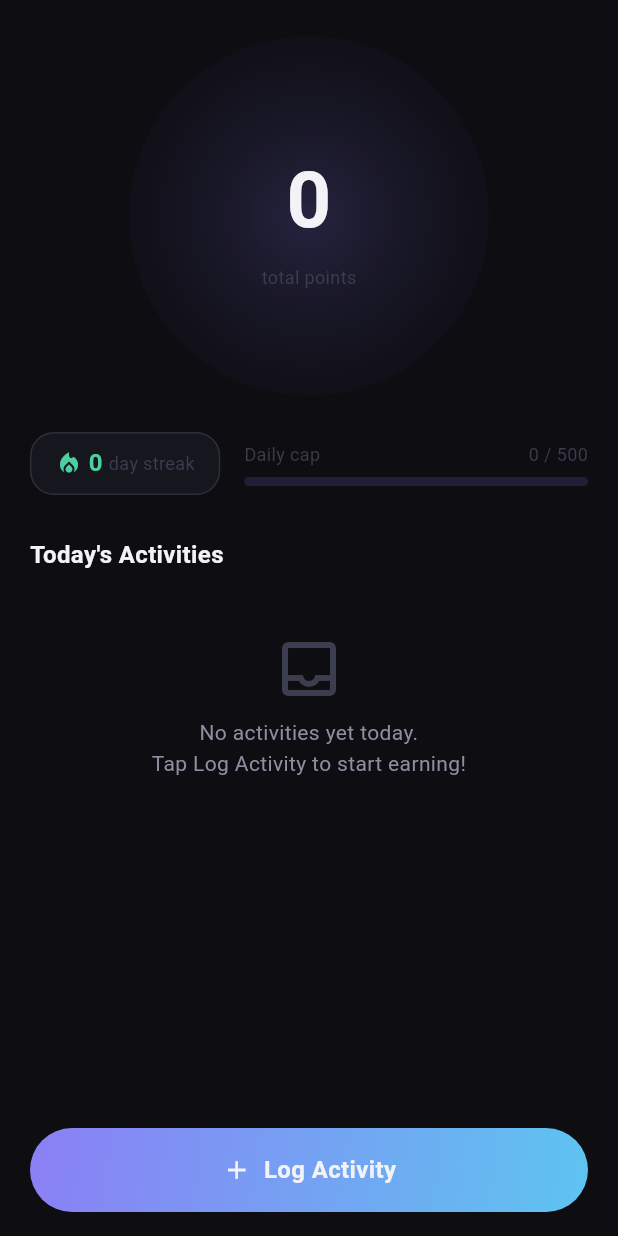
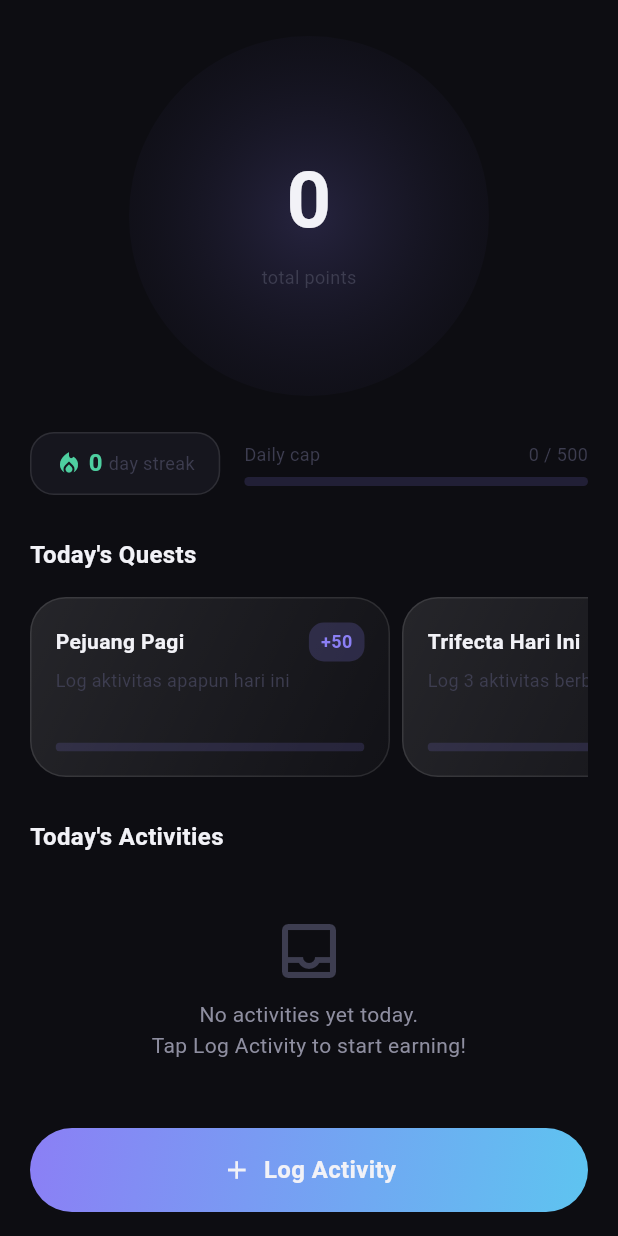
Before and after one commit to Reinvy/flutter-earnjoy, a Flutter app: the HomeScreen screen opened directly, on a phone screen of 412 x 824 dp. Run offline on Flutter 3.47's test engine with Material 3 defaults, Android fonts, the phone set to English and light mode, and no system bars; our stand-ins replace objectbox, share_plus; accounts and stored records are empty; generated files the repository leaves out were written again.

Commit message:
feat: Implement quest system with ObjectBox persistence, data models, providers, and UI components.

```diff
--- a/lib/data/models/quest.dart
+++ b/lib/data/models/quest.dart
@@ -7,44 +7,63 @@ class Quest {
 
   String title;
   String description;
-  int targetCount;
-  int currentCount;
-  double bonusPoints;
-  bool isCompleted;
+  String type; // 'daily' | 'weekly' | 'epic' | 'flash' | 'milestone'
+  String conditionType; // 'log_count' | 'point_target' | 'category_combo' | 'streak'
+  String conditionJson; // serialized condition params
+  int bonusPoints;
+  String? rewardBadgeId;
 
   @Property(type: PropertyType.date)
-  DateTime date;
+  DateTime expiresAt;
+
+  @Property(type: PropertyType.date)
+  DateTime createdAt;
+
+  bool isCompleted;
+  double progress; // 0.0 - 1.0
 
   Quest({
     this.id = 0,
     required this.title,
     required this.description,
-    required this.targetCount,
-    this.currentCount = 0,
+    required this.type,
+    required this.conditionType,
+    this.conditionJson = '{}',
     required this.bonusPoints,
+    this.rewardBadgeId,
+    required this.expiresAt,
+    required this.createdAt,
     this.isCompleted = false,
-    required this.date,
+    this.progress = 0.0,
   });
 
   Quest copyWith({
     int? id,
     String? title,
     String? description,
-    int? targetCount,
-    int? currentCount,
-    double? bonusPoints,
+    String? type,
+    String? conditionType,
+    String? conditionJson,
+    int? bonusPoints,
+    String? rewardBadgeId,
+    DateTime? expiresAt,
+    DateTime? createdAt,
     bool? isCompleted,
-    DateTime? date,
+    double? progress,
   }) {
     return Quest(
       id: id ?? this.id,
       title: title ?? this.title,
       description: description ?? this.description,
-      targetCount: targetCount ?? this.targetCount,
-      currentCount: currentCount ?? this.currentCount,
+      type: type ?? this.type,
+      conditionType: conditionType ?? this.conditionType,
+      conditionJson: conditionJson ?? this.conditionJson,
       bonusPoints: bonusPoints ?? this.bonusPoints,
+      rewardBadgeId: rewardBadgeId ?? this.rewardBadgeId,
+      expiresAt: expiresAt ?? this.expiresAt,
+      createdAt: createdAt ?? this.createdAt,
       isCompleted: isCompleted ?? this.isCompleted,
-      date: date ?? this.date,
+      progress: progress ?? this.progress,
     );
   }
 }
--- /dev/null
+++ b/lib/domain/usecases/quest_service.dart
@@ -0,0 +1,87 @@
+import 'dart:convert';
+import 'package:earnjoy/data/datasources/storage_service.dart';
+import 'package:earnjoy/data/models/activity.dart';
+import 'package:earnjoy/data/models/quest.dart';
+
+class QuestService {
+  final StorageService _storage;
+
+  QuestService(this._storage);
+
+  /// Get quests that are active today
+  List<Quest> getDailyQuests() {
+    final now = DateTime.now();
+    return _storage.getAllQuests().where((q) {
+      return q.type == 'daily' && q.expiresAt.isAfter(now) && !q.isCompleted;
+    }).toList();
+  }
+
+  /// Ensure there are active daily quests. If not, generate some.
+  void ensureDailyQuests() {
+    final activeDailies = getDailyQuests();
+    if (activeDailies.isNotEmpty) return;
+
+    // Generate new daily quests
+    final now = DateTime.now();
+    final endOfDay = DateTime(now.year, now.month, now.day, 23, 59, 59);
+
+    final quest1 = Quest(
+      title: 'Pejuang Pagi',
+      description: 'Log aktivitas apapun hari ini',
+      type: 'daily',
+      conditionType: 'log_count',
+      conditionJson: jsonEncode({'count': 1}),
+      bonusPoints: 50,
+      createdAt: now,
+      expiresAt: endOfDay,
+    );
+
+    final quest2 = Quest(
+      title: 'Trifecta Hari Ini',
+      description: 'Log 3 aktivitas berbeda hari ini',
+      type: 'daily',
+      conditionType: 'log_count',
+      conditionJson: jsonEncode({'count': 3}),
+      bonusPoints: 150,
+      createdAt: now,
+      expiresAt: endOfDay,
+    );
+
+    _storage.saveQuest(quest1);
+    _storage.saveQuest(quest2);
+  }
+
+  /// Evaluates an activity against all active quests
+  void evaluateActivity(Activity activity) {
+    final activeQuests = _storage.getAllQuests().where((q) {
+      return q.expiresAt.isAfter(DateTime.now()) && !q.isCompleted;
+    }).toList();
+
+    for (final quest in activeQuests) {
+      _evaluateQuestCondition(quest, activity);
+    }
+  }
+
+  void _evaluateQuestCondition(Quest quest, Activity activity) {
+    final condition = jsonDecode(quest.conditionJson) as Map<String, dynamic>;
+
+    if (quest.conditionType == 'log_count') {
+      final requiredCount = condition['count'] as int;
+
+      // Increment progress simply by 1 log for now. Advanced logic would count today's logs.
+      // Better to check today's actual logs if the rule is strict.
+      final logsToday = _storage.getTodayActivities().length;
+
+      double newProgress = logsToday / requiredCount;
+      if (newProgress > 1.0) newProgress = 1.0;
+
+      quest.progress = newProgress;
+
+      if (quest.progress >= 1.0) {
+        quest.isCompleted = true;
+      }
+      _storage.saveQuest(quest);
+    }
+    // More condition types: point_target, category_combo, streak can be added here
+  }
+}
--- /dev/null
+++ b/lib/presentation/providers/quest_provider.dart
@@ -0,0 +1,71 @@
+import 'package:flutter/foundation.dart';
+import 'package:earnjoy/data/models/activity.dart';
+import 'package:earnjoy/data/models/quest.dart';
+import 'package:earnjoy/data/models/transaction.dart';
+import 'package:earnjoy/domain/usecases/quest_service.dart';
+import 'package:earnjoy/data/datasources/storage_service.dart';
+import 'user_provider.dart';
+
+class QuestProvider extends ChangeNotifier {
+  final StorageService _storage;
+  late final QuestService _questService;
+  UserProvider? _userProvider;
+
+  List<Quest> _dailyQuests = [];
+
+  QuestProvider(this._storage) {
+    _questService = QuestService(_storage);
+    _questService.ensureDailyQuests();
+    loadQuests();
+  }
+
+  List<Quest> get dailyQuests => List.unmodifiable(_dailyQuests);
+
+  void setUserProvider(UserProvider userProvider) {
+    _userProvider = userProvider;
+  }
+
+  void loadQuests() {
+    _dailyQuests = _questService.getDailyQuests();
+    notifyListeners();
+  }
+
+  /// Called after an activity is successfully logged
+  void onActivityLogged(Activity activity) {
+    _questService.evaluateActivity(activity);
+
+    // Check if any quest was completed that wasn't before
+    // To do this properly, we refresh the quests and find any that are now completed
+    // Or we let QuestService handle completion processing. For MVP, we will directly check.
+
+    final allQuests = _storage.getAllQuests();
+    bool freshlyCompleted = false;
+    double totalBonus = 0;
+
+    for (final quest in allQuests) {
+      if (quest.type == 'daily' && quest.isCompleted && !quest.progress.isNaN) {
+        // If completed, check if we haven't rewarded yet.
+        // We'll mark progress as NaN or just rely on a new field `isRewarded`.
+        // To avoid schema migration again, we can just consume it by setting progress = 2.0 or deleting it.
+        // Let's do something simpler: check _dailyQuests which we loaded previously.
+        final wasInList = _dailyQuests.any((q) => q.id == quest.id);
+        if (wasInList) {
+          // It was active before, now it's completed
+          freshlyCompleted = true;
+          totalBonus += quest.bonusPoints;
+          // Delete or mark invisible so it doesn't get rewarded again
+          _storage.deleteQuest(quest.id);
+        }
+      }
+    }
+
+    if (freshlyCompleted && totalBonus > 0 && _userProvider != null) {
+      // Award points
+      _storage.saveTransaction(Transaction(type: TransactionType.earn, amount: totalBonus, label: 'Quest Completion Bonus'));
+      _userProvider!.updateAfterActivity(totalBonus);
+      // Let UI know we completed quests (maybe via callback or just state change)
+    }
+
+    loadQuests(); // Refresh
+  }
+}
--- a/lib/presentation/screens/home/home_screen.dart
+++ b/lib/presentation/screens/home/home_screen.dart
@@ -11,6 +11,7 @@ import 'package:earnjoy/presentation/providers/activity_provider.dart';
 import 'package:earnjoy/presentation/providers/user_provider.dart';
 import 'widgets/activity_card.dart';
 import 'widgets/quick_add_bottom_sheet.dart';
+import 'widgets/quest_carousel.dart';
 
 class HomeScreen extends StatelessWidget {
   const HomeScreen({super.key});
@@ -56,6 +57,9 @@ class HomeScreen extends StatelessWidget {
                       ),
                       const SizedBox(height: AppSpacing.md),
                     ],
+
+                    const QuestCarousel(),
+                    const SizedBox(height: AppSpacing.sectionGap),
 
                     const Text("Today's Activities", style: AppText.title),
                     const SizedBox(height: AppSpacing.sm),
--- /dev/null
+++ b/lib/presentation/screens/home/widgets/quest_carousel.dart
@@ -0,0 +1,97 @@
+import 'package:flutter/material.dart';
+import 'package:provider/provider.dart';
+import 'package:earnjoy/core/theme.dart';
+import 'package:earnjoy/presentation/providers/quest_provider.dart';
+
+class QuestCarousel extends StatelessWidget {
+  const QuestCarousel({super.key});
+
+  @override
+  Widget build(BuildContext context) {
+    final quests = context.watch<QuestProvider>().dailyQuests;
+
+    if (quests.isEmpty) {
+      return const SizedBox.shrink();
+    }
+
+    return Column(
+      crossAxisAlignment: CrossAxisAlignment.start,
+      children: [
+        const Text("Today's Quests", style: AppText.title),
+        const SizedBox(height: AppSpacing.md),
+        SizedBox(
+          height: 120,
+          child: ListView.separated(
+            scrollDirection: Axis.horizontal,
+            itemCount: quests.length,
+            separatorBuilder: (_, __) => const SizedBox(width: AppSpacing.sm),
+            itemBuilder: (context, index) {
+              final quest = quests[index];
+              return Container(
+                width: 240,
+                padding: const EdgeInsets.all(AppSpacing.md),
+                decoration: BoxDecoration(
+                  color: AppColors.surface,
+                  borderRadius: BorderRadius.circular(AppRadius.lg),
+                  border: Border.all(color: AppColors.glassBorder),
+                  gradient: AppGradients.glassOverlay,
+                ),
+                child: Column(
+                  crossAxisAlignment: CrossAxisAlignment.start,
+                  children: [
+                    Row(
+                      mainAxisAlignment: MainAxisAlignment.spaceBetween,
+                      children: [
+                        Expanded(
+                          child: Text(
+                            quest.title,
+                            style: AppText.title.copyWith(fontSize: 14),
+                            maxLines: 1,
+                            overflow: TextOverflow.ellipsis,
+                          ),
+                        ),
+                        Container(
+                          padding: const EdgeInsets.symmetric(horizontal: 8, vertical: 4),
+                          decoration: BoxDecoration(
+                            color: AppColors.primaryDim.withValues(alpha: 0.2),
+                            borderRadius: BorderRadius.circular(AppRadius.sm),
+                          ),
+                          child: Text('+${quest.bonusPoints}', style: AppText.caption.copyWith(color: AppColors.primary, fontWeight: FontWeight.bold)),
+                        )
+                      ],
+                    ),
+                    const SizedBox(height: 4),
+                    Text(
+                      quest.description,
+                      style: AppText.caption,
+                      maxLines: 2,
+                      overflow: TextOverflow.ellipsis,
+                    ),
+                    const Spacer(),
+                    ClipRRect(
+                      borderRadius: BorderRadius.circular(AppRadius.full),
+                      child: SizedBox(
+                        height: 6,
+                        child: Stack(
+                          children: [
+                            Container(color: AppColors.primaryDim),
+                            FractionallySizedBox(
+                              widthFactor: quest.progress.clamp(0.0, 1.0),
+                              child: Container(
+                                decoration: const BoxDecoration(gradient: AppGradients.progressFill),
+                              ),
+                            ),
+                          ],
+                        ),
+                      ),
+                    ),
+                  ],
+                ),
+              );
+            },
+          ),
+        ),
+      ],
+    );
+  }
+}
```
Also changed, not shown: lib/main.dart (+11 -3 lines), lib/objectbox-model.json (+38 -15 lines), lib/presentation/providers/activity_provider.dart (+10 -1 lines), lib/objectbox.g.dart.
